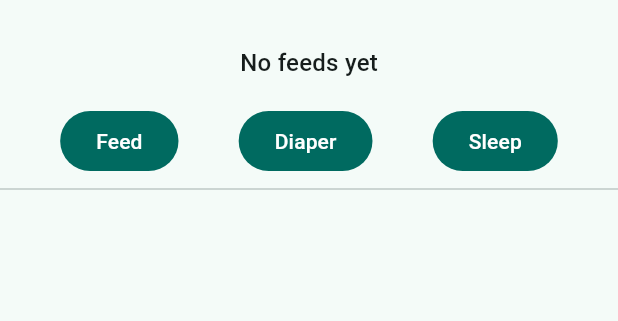
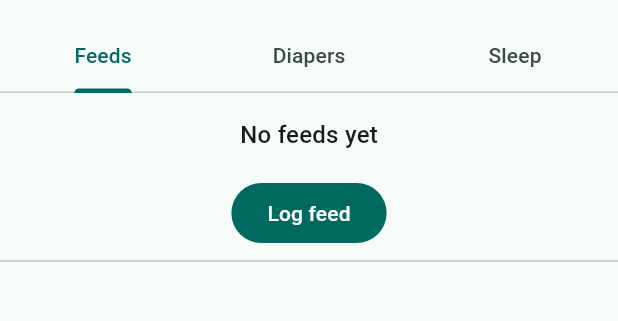
Before and after one commit to nir1feld/baby_app2, a Flutter app: the screen it shows after launch, on a phone screen of 412 x 824 dp, the part 63-384 px from its top. Run offline on Flutter 3.47's test engine with Material 3 defaults, Android fonts, the phone set to English and light mode, and no system bars; our stand-ins replace sqflite; accounts and stored records are empty.

Commit message:
Show feeds, diapers and sleep in separate tabs
Give each event type its own tab with its own list, log button and
latest entry, and generalize latestFeed to latestOfType to support it.

Co-Authored-By: Claude Opus 5.5 <noreply@anthropic.com>

```diff
--- a/lib/data/event_log.dart
+++ b/lib/data/event_log.dart
@@ -28,10 +28,10 @@ List<BabyEvent> deriveCurrentEvents(List<BabyEvent> log) {
   return current.values.toList()..sort(_newestFirst);
 }
 
-/// The newest feed in [currentEvents], or null if there are none.
-BabyEvent? latestFeed(List<BabyEvent> currentEvents) {
+/// The newest event of [type] in [currentEvents], or null if there are none.
+BabyEvent? latestOfType(List<BabyEvent> currentEvents, EventType type) {
   for (final event in currentEvents) {
-    if (event.type == EventType.feed) return event;
+    if (event.type == type) return event;
   }
   return null;
 }
--- a/lib/ui/event_dialog.dart
+++ b/lib/ui/event_dialog.dart
@@ -74,9 +74,8 @@ class _EventDialogState extends State<EventDialog> {
             onPressed: _pickTime,
             icon: const Icon(Icons.schedule),
             label: Text(
-              MaterialLocalizations.of(
-                context,
-              ).formatTimeOfDay(TimeOfDay.fromDateTime(_time)),
+              MaterialLocalizations.of(context)
+                  .formatTimeOfDay(TimeOfDay.fromDateTime(_time)),
             ),
           ),
           if (widget.showAmount)
--- a/lib/ui/home_screen.dart
+++ b/lib/ui/home_screen.dart
@@ -4,7 +4,7 @@ import '../data/baby_event.dart';
 import '../data/event_log.dart';
 import 'event_dialog.dart';
 
-/// Logs feeds, diapers and sleep, and lists what has been logged.
+/// Logs feeds, diapers and sleep, each in its own tab.
 class HomeScreen extends StatefulWidget {
   const HomeScreen({super.key, required this.eventLog});
 
@@ -131,46 +131,58 @@ class _HomeScreenState extends State<HomeScreen> {
   @override
   Widget build(BuildContext context) {
     final events = _events;
-    return Scaffold(
-      appBar: AppBar(title: const Text('Baby Tracker')),
+    // DefaultTabController keeps the TabBar and TabBarView on the same tab.
+    return DefaultTabController(
+      length: 3,
+      child: Scaffold(
+        appBar: AppBar(
+          title: const Text('Baby Tracker'),
+          bottom: const TabBar(
+            tabs: [
+              Tab(text: 'Feeds'),
+              Tab(text: 'Diapers'),
+              Tab(text: 'Sleep'),
+            ],
+          ),
+        ),
         body: events == null
             ? const Center(child: CircularProgressIndicator())
-          : Column(
+            : TabBarView(
                 children: [
-                _lastFeed(events),
-                _addButtons(),
-                const Divider(),
-                Expanded(child: _eventList(events)),
+                  _eventTab(events, EventType.feed, 'No feeds yet'),
+                  _eventTab(events, EventType.diaper, 'No diapers yet'),
+                  _eventTab(events, EventType.sleep, 'No sleep yet'),
                 ],
+              ),
       ),
     );
   }
 
-  Widget _lastFeed(List<BabyEvent> events) {
-    final feed = latestFeed(events);
-    return Padding(
+  /// One tab: the latest event of [type], a button to log one, and the list.
+  Widget _eventTab(List<BabyEvent> events, EventType type, String emptyText) {
+    final latest = latestOfType(events, type);
+    return Column(
+      children: [
+        Padding(
           padding: const EdgeInsets.all(16),
           child: Text(
-        feed == null ? 'No feeds yet' : 'Last feed: ${_describe(feed)}',
+            latest == null
+                ? emptyText
+                : 'Last ${type.name}: ${_describe(latest)}',
             style: Theme.of(context).textTheme.titleMedium,
           ),
-    );
-  }
-
-  Widget _addButtons() {
-    return Row(
-      mainAxisAlignment: MainAxisAlignment.spaceEvenly,
-      children: [
-        FilledButton(onPressed: _addFeed, child: const Text('Feed')),
-        FilledButton(
-          onPressed: () =>
-              _changeAndReload(() => widget.eventLog.add(EventType.diaper)),
-          child: const Text('Diaper'),
         ),
         FilledButton(
-          onPressed: () =>
-              _changeAndReload(() => widget.eventLog.add(EventType.sleep)),
-          child: const Text('Sleep'),
+          onPressed: type == EventType.feed
+              ? _addFeed
+              : () => _changeAndReload(() => widget.eventLog.add(type)),
+          child: Text('Log ${type.name}'),
+        ),
+        const Divider(),
+        Expanded(
+          child: _eventList(
+            events.where((event) => event.type == type).toList(),
+          ),
         ),
       ],
     );
```
Also changed, not shown: 2 other files. Lines whose indentation alone changed are shown as unchanged.
